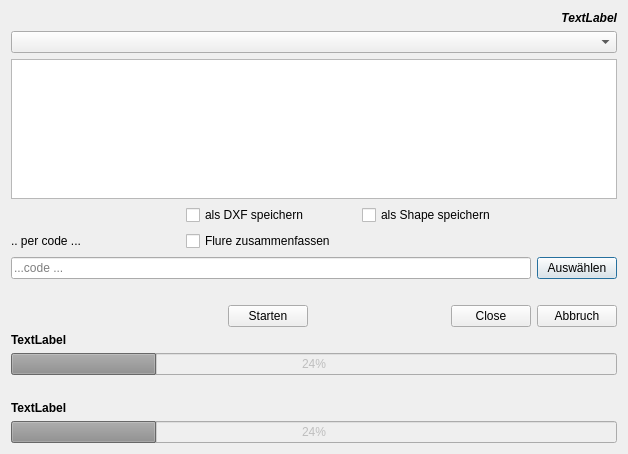
Old version of the form uiFlurst4BL.ui in the repository EZUSoft/SaxonyCadastralParcels.
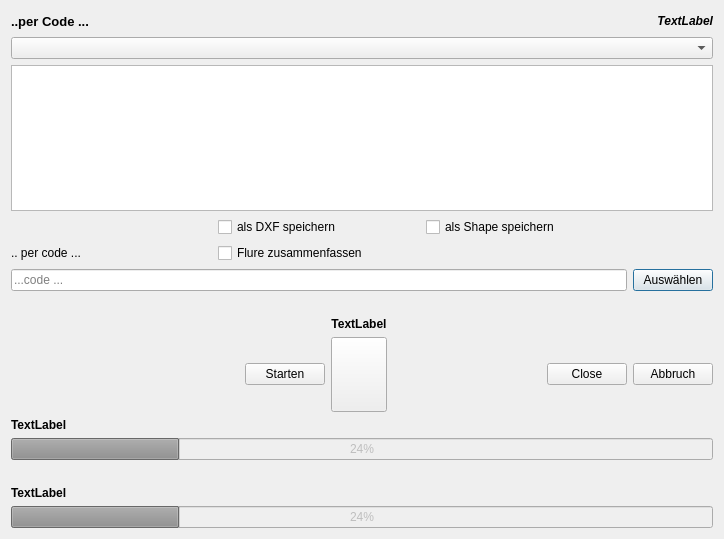
New version of the form. Icons and pictures are not drawn.

Patch:
```diff
--- a/uiFlurst4BL.ui
+++ b/uiFlurst4BL.ui
@@ -6,8 +6,8 @@
    <rect>
     <x>0</x>
     <y>0</y>
-    <width>628</width>
-    <height>454</height>
+    <width>724</width>
+    <height>539</height>
    </rect>
   </property>
   <property name="sizePolicy">
@@ -21,6 +21,35 @@
   </property>
   <layout class="QVBoxLayout" name="verticalLayout_2">
    <item>
+    <layout class="QHBoxLayout" name="horizontalLayout">
+     <item>
+      <widget class="QLabel" name="lbLastUpdate">
+       <property name="font">
+        <font>
+         <pointsize>10</pointsize>
+         <weight>75</weight>
+         <bold>true</bold>
+        </font>
+       </property>
+       <property name="text">
+        <string>..per Code ...</string>
+       </property>
+      </widget>
+     </item>
+     <item>
+      <spacer name="horizontalSpacer">
+       <property name="orientation">
+        <enum>Qt::Horizontal</enum>
+       </property>
+       <property name="sizeHint" stdset="0">
+        <size>
+         <width>40</width>
+         <height>20</height>
+        </size>
+       </property>
+      </spacer>
+     </item>
+     <item>
     <widget class="QLabel" name="lbGDAL">
      <property name="font">
       <font>
@@ -37,6 +66,8 @@
      </property>
     </widget>
    </item>
+    </layout>
+   </item>
    <item>
     <layout class="QGridLayout" name="gridLayout">
      <item row="1" column="0">
@@ -161,14 +192,23 @@
    </item>
    <item>
     <layout class="QGridLayout" name="gridLayout_8">
-     <item row="1" column="1">
-      <widget class="QPushButton" name="btnStart">
+     <item row="0" column="2">
+      <widget class="QLabel" name="lbDonate">
+       <property name="font">
+        <font>
+         <weight>75</weight>
+         <bold>true</bold>
+        </font>
+       </property>
        <property name="text">
-        <string>Starten</string>
+        <string>TextLabel</string>
+       </property>
+       <property name="alignment">
+        <set>Qt::AlignCenter</set>
        </property>
       </widget>
      </item>
-     <item row="1" column="2" alignment="Qt::AlignBottom">
+     <item row="1" column="3">
       <widget class="QDialogButtonBox" name="button_box">
        <property name="orientation">
         <enum>Qt::Horizontal</enum>
@@ -178,43 +218,77 @@
        </property>
       </widget>
      </item>
-     <item row="1" column="0">
-      <spacer name="horizontalSpacer_5">
-       <property name="orientation">
-        <enum>Qt::Horizontal</enum>
-       </property>
-       <property name="sizeHint" stdset="0">
-        <size>
-         <width>0</width>
-         <height>0</height>
-        </size>
-       </property>
-      </spacer>
-     </item>
-     <item row="1" column="3">
+     <item row="1" column="4">
       <widget class="QPushButton" name="btnAbbruch">
        <property name="text">
         <string>Abbruch</string>
        </property>
       </widget>
      </item>
-     <item row="0" column="2">
+     <item row="0" column="3">
       <spacer name="horizontalSpacer_6">
        <property name="orientation">
         <enum>Qt::Horizontal</enum>
        </property>
        <property name="sizeHint" stdset="0">
         <size>
+         <width>13</width>
+         <height>13</height>
+        </size>
+       </property>
+      </spacer>
+     </item>
+     <item row="1" column="0">
+      <spacer name="horizontalSpacer_5">
+       <property name="orientation">
+        <enum>Qt::Horizontal</enum>
+       </property>
+       <property name="sizeHint" stdset="0">
+        <size>
+         <width>13</width>
+         <height>13</height>
+        </size>
+       </property>
+      </spacer>
+     </item>
+     <item row="1" column="1">
+      <widget class="QPushButton" name="btnStart">
+       <property name="text">
+        <string>Starten</string>
+       </property>
+      </widget>
+     </item>
+     <item row="1" column="2">
+      <widget class="QPushButton" name="btnDonate">
+       <property name="minimumSize">
+        <size>
          <width>0</width>
-         <height>0</height>
+         <height>75</height>
         </size>
        </property>
-      </spacer>
+       <property name="toolTip">
+        <string>Unterstützt unser Herzensprojekt</string>
+       </property>
+       <property name="statusTip">
+        <string>Unterstützt unser Herzensprojekt</string>
+       </property>
+       <property name="text">
+        <string/>
+       </property>
+       <property name="icon">
+        <iconset>
+         <normaloff>../AnotherDXF2Shape-master/donate.png</normaloff>../AnotherDXF2Shape-master/donate.png</iconset>
+       </property>
+       <property name="iconSize">
+        <size>
+         <width>70</width>
+         <height>70</height>
+        </size>
+       </property>
+      </widget>
      </item>
     </layout>
    </item>
-   <item>
-    <layout class="QVBoxLayout" name="verticalLayout_3">
      <item>
       <widget class="QLabel" name="lbDatAktion">
        <property name="font">
@@ -240,8 +314,6 @@
         <bool>true</bool>
        </property>
       </widget>
-     </item>
-    </layout>
    </item>
    <item>
     <layout class="QGridLayout" name="gridLayout_10">
```
Lines whose indentation alone changed are shown as unchanged.
